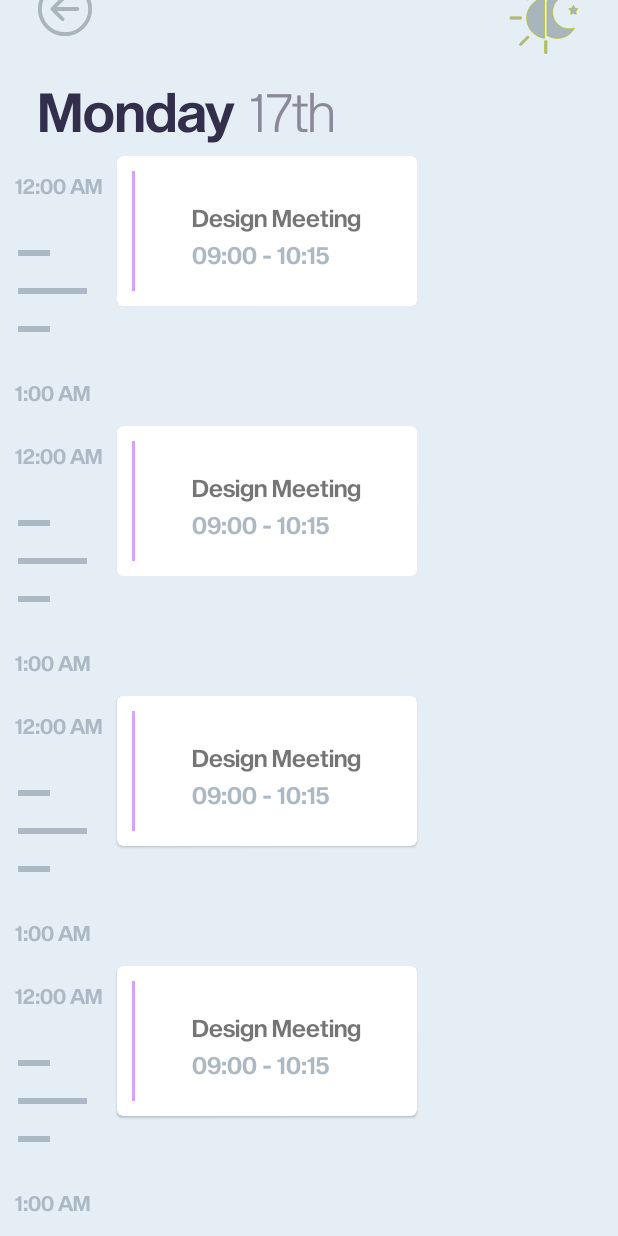
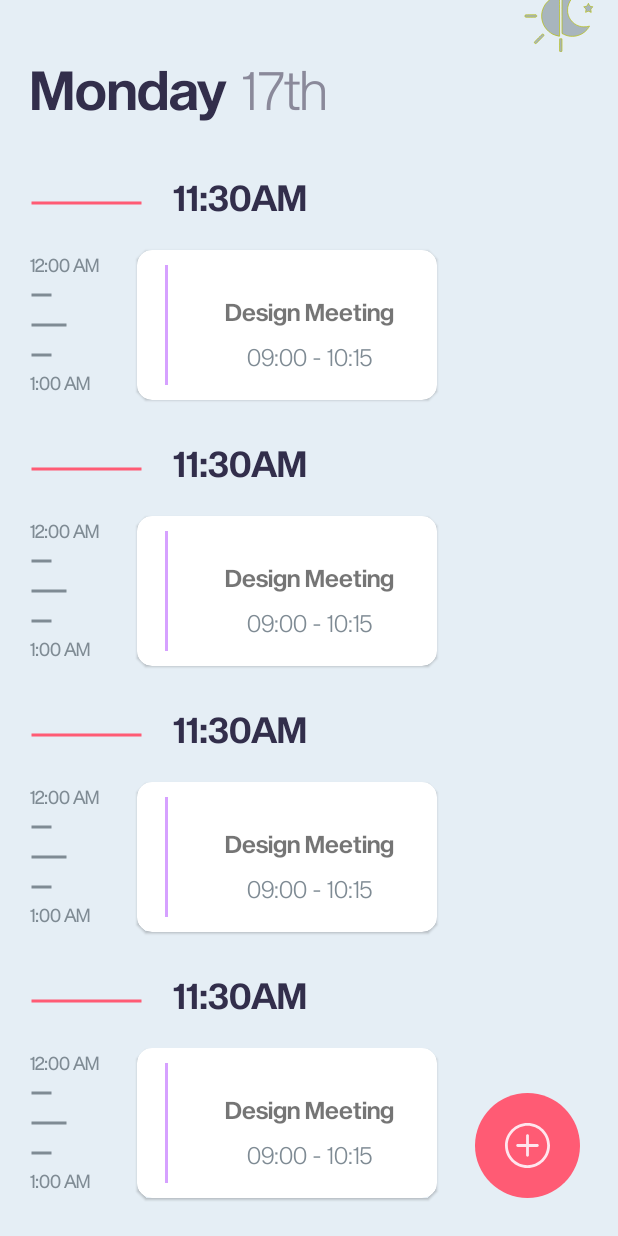
Before and after one commit to aya155/TODO-Application, an Android app: the screen it shows after launch (TabActivity), on a phone screen of 412 x 824 dp. Run offline under Robolectric (Android 15) with nearby library versions, the phone set to English and light mode, and no system bars.

Commit message:
Add ui components

```diff
--- a/app/build.gradle
+++ b/app/build.gradle
@@ -45,4 +45,5 @@ dependencies {
     testImplementation 'junit:junit:4.+'
     androidTestImplementation 'androidx.test.ext:junit:1.1.2'
     androidTestImplementation 'androidx.test.espresso:espresso-core:3.3.0'
+    implementation "com.airbnb.android:lottie:3.7.0"
 }
--- a/app/src/main/java/com/chocolate_team/todo_application/ui/activities/BaseActivity.kt
+++ b/app/src/main/java/com/chocolate_team/todo_application/ui/activities/BaseActivity.kt
@@ -1,6 +1,8 @@
 package com.chocolate_team.todo_application.ui.activities
 
 import android.os.Bundle
+import android.view.Window
+import android.view.WindowManager
 import androidx.appcompat.app.AppCompatActivity
 import androidx.viewbinding.ViewBinding
 import com.chocolate_team.todo_application.ui.BaseInterface
@@ -12,6 +14,8 @@ abstract class BaseActivity<VB : ViewBinding> : AppCompatActivity(), BaseInterfa
         set(value) = TODO()
     override fun onCreate(savedInstanceState: Bundle?) {
         super.onCreate(savedInstanceState)
+        requestWindowFeature(Window.FEATURE_NO_TITLE);
+        window.setFlags(WindowManager.LayoutParams.FLAG_FULLSCREEN, WindowManager.LayoutParams.FLAG_FULLSCREEN);
         _binding = bindingInflater(layoutInflater)
         setContentView(requireNotNull(_binding).root)
         setup()
--- a/app/src/main/java/com/chocolate_team/todo_application/ui/fragments/HomeFragment.kt
+++ b/app/src/main/java/com/chocolate_team/todo_application/ui/fragments/HomeFragment.kt
@@ -4,10 +4,11 @@ import android.view.LayoutInflater
 import androidx.recyclerview.widget.DefaultItemAnimator
 import androidx.recyclerview.widget.LinearLayoutManager
 import androidx.recyclerview.widget.RecyclerView
+import com.airbnb.lottie.LottieAnimationView
 import com.chocolate_team.todo_application.R
 import com.chocolate_team.todo_application.databinding.FragmentHomeBinding
 import com.chocolate_team.todo_application.ui.adapters.RecyclerAdapter
-import java.util.ArrayList
+import java.util.*
 
 
 class HomeFragment : BaseFragment<FragmentHomeBinding>() {
@@ -18,7 +19,6 @@ class HomeFragment : BaseFragment<FragmentHomeBinding>() {
     override fun setup() {
         //Recycler View
         val recyclerView: RecyclerView = binding!!.recycleViewItems
-
         //Data
         val dataList: MutableList<Int> = ArrayList()
         dataList.add(R.drawable.quarter_timeline)
--- /dev/null
+++ b/app/src/main/res/drawable/custom_thumb.xml
@@ -0,0 +1,22 @@
+<?xml version="1.0" encoding="utf-8"?>
+<selector
+    xmlns:android="http://schemas.android.com/apk/res/android">
+    <item android:state_checked="false">
+        <shape android:shape="oval">
+            <solid android:color="#ffffff"/>
+            <size android:width="36sp"
+                android:height="36sp"/>
+            <stroke android:width="4dp"
+                android:color="#322e4b"/>
+        </shape>
+    </item>
+    <item android:state_checked="true">
+        <shape android:shape="oval">
+            <solid android:color="#322e4b"/>
+            <size android:width="36sp"
+                android:height="36sp"/>
+            <stroke android:width="4dp"
+                android:color="#ffffff"/>
+        </shape>
+    </item>
+</selector>
--- /dev/null
+++ b/app/src/main/res/drawable/custom_track.xml
@@ -0,0 +1,19 @@
+<?xml version="1.0" encoding="utf-8"?>
+<selector xmlns:android="http://schemas.android.com/apk/res/android">
+    <item android:state_checked="false">
+        <shape android:shape="rectangle">
+            <corners android:radius="100sp" />
+            <solid android:color="#322e4b" />
+            <stroke android:color="#8c8c8c" android:width="1dp"/>
+            <size android:height="20dp" />
+        </shape>
+    </item>
+    <item android:state_checked="true">
+        <shape android:shape="rectangle">
+            <corners android:radius="100sp" />
+            <solid android:color="#ffffff" />
+            <stroke android:color="#8c8c8c" android:width="1dp"/>
+            <size android:height="20dp" />
+        </shape>
+    </item>
+</selector>
--- /dev/null
+++ b/app/src/main/res/drawable/ic_plus.xml
@@ -0,0 +1,6 @@
+<vector android:height="30dp" android:viewportHeight="512"
+    android:viewportWidth="512" android:width="30dp" xmlns:android="http://schemas.android.com/apk/res/android">
+    <path android:fillColor="#ffe6ee" android:pathData="m256,512c-141.164,0 -256,-114.836 -256,-256s114.836,-256 256,-256 256,114.836 256,256 -114.836,256 -256,256zM256,32c-123.52,0 -224,100.48 -224,224s100.48,224 224,224 224,-100.48 224,-224 -100.48,-224 -224,-224zM256,32"/>
+    <path android:fillColor="#ffe6ee" android:pathData="m368,272h-224c-8.832,0 -16,-7.168 -16,-16s7.168,-16 16,-16h224c8.832,0 16,7.168 16,16s-7.168,16 -16,16zM368,272"/>
+    <path android:fillColor="#ffe6ee" android:pathData="m256,384c-8.832,0 -16,-7.168 -16,-16v-224c0,-8.832 7.168,-16 16,-16s16,7.168 16,16v224c0,8.832 -7.168,16 -16,16zM256,384"/>
+</vector>
--- a/app/src/main/res/drawable/line_reminder.xml
+++ b/app/src/main/res/drawable/line_reminder.xml
@@ -3,7 +3,8 @@
     xmlns:android="http://schemas.android.com/apk/res/android"
     android:shape="line">
     <stroke
-        android:width="4dp"
+        android:width="2dp"
         android:color="#ff5b74" />
     <size android:height="2dp" />
+    <corners android:radius="50dp"/>
 </shape>
--- /dev/null
+++ b/app/src/main/res/drawable/new_task_button_background.xml
@@ -0,0 +1,7 @@
+<?xml version="1.0" encoding="utf-8"?>
+<shape
+    xmlns:android="http://schemas.android.com/apk/res/android"
+    android:shape="oval">
+    <solid android:color="#ff5b74"/>
+
+</shape>
--- a/app/src/main/res/drawable/quarter_timeline.xml
+++ b/app/src/main/res/drawable/quarter_timeline.xml
@@ -3,7 +3,8 @@
     xmlns:android="http://schemas.android.com/apk/res/android"
     android:shape="line">
     <stroke
-        android:width="4dp"
-        android:color="#acb9c5" />
+        android:width="2dp"
+        android:color="#7f8b94" />
     <size android:height="2dp" />
+    <corners android:radius="500dp"/>
 </shape>
--- a/app/src/main/res/layout/fragment_home.xml
+++ b/app/src/main/res/layout/fragment_home.xml
@@ -4,6 +4,7 @@
     xmlns:android="http://schemas.android.com/apk/res/android"
     xmlns:app="http://schemas.android.com/apk/res-auto"
     xmlns:tools="http://schemas.android.com/tools"
+    android:layout_margin="10dp"
     android:layout_width="match_parent"
     android:layout_height="match_parent"
     android:background="#E5EEF5">
@@ -12,42 +13,36 @@
         android:layout_height="match_parent"
         android:scrollbars="vertical"
         app:layout_constraintTop_toTopOf="parent"
-        app:layout_constraintBottom_toBottomOf="parent"
+        app:layout_constraintBottom_toTopOf="@id/newTaskButton"
         app:layout_constraintStart_toStartOf="parent"
         app:layout_constraintEnd_toEndOf="parent">
         <androidx.constraintlayout.widget.ConstraintLayout
             android:id="@+id/firstConstraint"
             android:layout_width="match_parent"
             android:layout_height="wrap_content">
-            <androidx.constraintlayout.widget.ConstraintLayout
-                android:id="@+id/secondConstraint"
-                android:layout_width="match_parent"
-                android:layout_height="match_parent"
-                app:layout_constraintStart_toStartOf="parent"
-                app:layout_constraintTop_toTopOf="parent"
-                app:layout_constraintBottom_toTopOf="@id/recycleViewItems"
-                app:layout_constraintEnd_toEndOf="parent">
-
-                <ImageButton
-                    android:id="@+id/backButton"
-                    android:layout_width="wrap_content"
-                    android:layout_height="wrap_content"
-                    android:background="#00ffffff"
-                    android:layout_margin="25dp"
-                    android:src="@drawable/ic_back_button"
-                    app:layout_constraintStart_toStartOf="parent"
-                    app:layout_constraintTop_toTopOf="parent" />
 
 
+<!--            <androidx.appcompat.widget.SwitchCompat-->
+<!--                android:id="@+id/lightDarkImage"-->
+<!--                android:layout_width="80dp"-->
+<!--                app:showText="false"-->
+<!--                android:textSize="20sp"-->
+<!--                android:layout_margin="15dp"-->
+<!--                android:fontFamily="@font/sequel_sans_semi_bold_disp"-->
+<!--                app:track="@drawable/custom_track"-->
+<!--                android:thumb="@drawable/custom_thumb"-->
+<!--                android:layout_height="30sp"-->
+<!--                app:layout_constraintEnd_toEndOf="parent"-->
+<!--                app:layout_constraintTop_toTopOf="parent" />-->
                 <ImageButton
                     android:id="@+id/lightDarkImage"
                     android:layout_width="wrap_content"
                     android:layout_height="wrap_content"
                     android:background="#00ffffff"
-                    android:layout_marginEnd="25dp"
+                    android:layout_margin="15dp"
                     android:src="@drawable/ic_light_dark_mode"
                     app:layout_constraintEnd_toEndOf="parent"
-                    app:layout_constraintTop_toTopOf="@+id/backButton" />
+                    app:layout_constraintTop_toTopOf="parent" />
 
                 <TextView
                     android:id="@+id/dayText"
@@ -58,9 +53,9 @@
                     android:textAllCaps="false"
                     android:textColor="#322e4b"
                     android:textSize="36sp"
-                    android:layout_margin="25dp"
+                    android:layout_marginStart="20dp"
                     app:layout_constraintStart_toStartOf="parent"
-                    app:layout_constraintTop_toBottomOf="@+id/backButton" />
+                    app:layout_constraintTop_toBottomOf="@id/lightDarkImage" />
 
                 <TextView
                     android:id="@+id/dayDateText"
@@ -73,22 +68,32 @@
                     android:layout_marginStart="10dp"
                     app:layout_constraintStart_toEndOf="@+id/dayText"
                     app:layout_constraintTop_toTopOf="@+id/dayText" />
-            </androidx.constraintlayout.widget.ConstraintLayout>
-
 
             <androidx.recyclerview.widget.RecyclerView
                 android:id="@+id/recycleViewItems"
                 android:layout_width="match_parent"
                 android:layout_height="wrap_content"
                 android:scrollbars="none"
-                app:layout_constraintTop_toBottomOf="@id/secondConstraint"
-                app:layout_constraintStart_toStartOf="@id/secondConstraint"
+                android:layout_marginStart="20dp"
+                android:layout_marginTop="25dp"
+                app:layout_constraintTop_toBottomOf="@id/dayText"
+                app:layout_constraintStart_toStartOf="@id/dayText"
                 app:layout_constraintBottom_toBottomOf="parent"
-                app:layout_constraintEnd_toEndOf="@id/secondConstraint"/>
+                app:layout_constraintEnd_toEndOf="parent"/>
 
         </androidx.constraintlayout.widget.ConstraintLayout>
 
 
     </ScrollView>
+    <ImageButton
+        android:id="@+id/newTaskButton"
+        android:layout_width="wrap_content"
+        android:layout_height="wrap_content"
+        android:background="@drawable/new_task_button_background"
+        android:src="@drawable/ic_plus"
+        app:layout_constraintEnd_toEndOf="parent"
+        app:layout_constraintBottom_toBottomOf="parent"
+        android:padding="20dp"
+        android:layout_margin="25dp"/>
 
 </androidx.constraintlayout.widget.ConstraintLayout>
--- a/app/src/main/res/layout/item_reminder.xml
+++ /dev/null
@@ -1,27 +0,0 @@
-<?xml version="1.0" encoding="utf-8"?>
-<androidx.constraintlayout.widget.ConstraintLayout xmlns:android="http://schemas.android.com/apk/res/android"
-    android:layout_width="match_parent"
-    android:layout_height="match_parent"
-    xmlns:app="http://schemas.android.com/apk/res-auto">
-
-    <View
-        android:id="@+id/lineReminder"
-        android:layout_width="75dp"
-        android:layout_height="25dp"
-        android:layout_margin="6dp"
-        android:background="@drawable/line_reminder"
-        app:layout_constraintStart_toStartOf="parent"
-        app:layout_constraintTop_toTopOf="@id/timeReminder"/>
-
-    <TextView
-        android:id="@+id/timeReminder"
-        android:layout_width="wrap_content"
-        android:layout_height="wrap_content"
-        android:fontFamily="@font/sequel_sans_semi_bold_disp"
-        android:text="11:30AM"
-        android:textColor="#322e4b"
-        android:textSize="24sp"
-        android:layout_margin="25dp"
-        app:layout_constraintStart_toEndOf="@id/lineReminder"
-        app:layout_constraintTop_toTopOf="@id/lineReminder"/>
-</androidx.constraintlayout.widget.ConstraintLayout>
--- a/app/src/main/res/layout/item_row.xml
+++ b/app/src/main/res/layout/item_row.xml
@@ -9,41 +9,61 @@
         android:layout_width="match_parent"
         android:layout_height="match_parent">
 
+        <View
+            android:id="@+id/lineReminder"
+            android:layout_width="75dp"
+            android:layout_height="25dp"
+            android:layout_marginTop="8dp"
+            android:background="@drawable/line_reminder"
+            app:layout_constraintStart_toStartOf="parent"
+            app:layout_constraintTop_toTopOf="@id/timeReminder"/>
 
+        <TextView
+            android:id="@+id/timeReminder"
+            android:layout_width="wrap_content"
+            android:layout_height="wrap_content"
+            android:fontFamily="@font/sequel_sans_semi_bold_disp"
+            android:text="11:30AM"
+            android:textColor="#322e4b"
+            android:textSize="24sp"
+            android:layout_margin="20dp"
+            app:layout_constraintStart_toEndOf="@id/lineReminder"
+            app:layout_constraintTop_toTopOf="@id/lineReminder"/>
 
         <TextView
             android:id="@+id/tvTime"
             android:layout_width="wrap_content"
             android:layout_height="wrap_content"
-            android:padding="10dp"
             android:text="12:00 AM"
-            android:textColor="#acb9c5"
-            android:fontFamily="@font/sequel_sans_semi_bold_disp"
-            app:layout_constraintTop_toTopOf="parent"
+            android:textColor="#7f8b94"
+            android:layout_marginTop="20dp"
+            android:textSize="12sp"
+            android:textStyle="bold"
+            android:fontFamily="@font/sequel_sans_light_disp"
+            app:layout_constraintTop_toBottomOf="@id/lineReminder"
             app:layout_constraintStart_toStartOf="parent"
             app:layout_constraintBottom_toTopOf="@id/quarterTimeline"/>
 
 
         <View
             android:id="@+id/quarterTimeline"
-            android:layout_width="25dp"
-            android:layout_height="25dp"
-            android:layout_margin="10dp"
+            android:layout_width="15dp"
+            android:layout_height="20dp"
             android:background="@drawable/quarter_timeline"
             app:layout_constraintStart_toStartOf="@id/tvTime"
             app:layout_constraintTop_toBottomOf="@id/tvTime"/>
         <View
             android:id="@+id/halfTimeline"
-            android:layout_width="50dp"
-            android:layout_height="25dp"
+            android:layout_width="25dp"
+            android:layout_height="20dp"
             android:background="@drawable/quarter_timeline"
             app:layout_constraintStart_toStartOf="@id/quarterTimeline"
             app:layout_constraintTop_toBottomOf="@id/quarterTimeline"/>
 
         <View
             android:id="@+id/halfQuarterTimeline"
-            android:layout_width="25dp"
-            android:layout_height="25dp"
+            android:layout_width="15dp"
+            android:layout_height="20dp"
             android:background="@drawable/quarter_timeline"
             app:layout_constraintStart_toStartOf="@id/halfTimeline"
             app:layout_constraintTop_toBottomOf="@id/halfTimeline"/>
@@ -52,11 +72,11 @@
             android:id="@+id/tvTime2"
             android:layout_width="wrap_content"
             android:layout_height="wrap_content"
-            android:padding="10dp"
-            android:layout_marginTop="10dp"
             android:text="1:00 AM"
-            android:fontFamily="@font/sequel_sans_semi_bold_disp"
-            android:textColor="#acb9c5"
+            android:fontFamily="@font/sequel_sans_light_disp"
+            android:textColor="#7f8b94"
+            android:textSize="12sp"
+            android:textStyle="bold"
             app:layout_constraintStart_toStartOf="parent"
             app:layout_constraintTop_toBottomOf="@id/halfQuarterTimeline"/>
 
@@ -65,8 +85,11 @@
             android:layout_width="200dp"
             android:layout_height="100dp"
             android:background="@color/white"
+            android:layout_margin="25dp"
+            app:cardCornerRadius="10dp"
             app:layout_constraintTop_toTopOf="@id/tvTime"
-            app:layout_constraintStart_toEndOf="@id/tvTime">
+            app:layout_constraintStart_toEndOf="@id/tvTime"
+            app:layout_constraintBottom_toBottomOf="@id/tvTime2">
             <androidx.constraintlayout.widget.ConstraintLayout
                 android:layout_width="match_parent"
                 android:layout_height="match_parent">
@@ -90,16 +113,20 @@
                     android:layout_margin="10dp"
                     app:layout_constraintStart_toStartOf="parent"
                     app:layout_constraintTop_toTopOf="parent"
-                    app:layout_constraintBottom_toBottomOf="parent"/>
+                    app:layout_constraintBottom_toBottomOf="parent"
+                    app:layout_constraintEnd_toStartOf="@id/cardTitle"/>
                 <TextView
+                    android:id="@+id/taskTime"
                     android:layout_width="wrap_content"
                     android:layout_height="wrap_content"
                     android:text="09:00 - 10:15"
-                    android:textColor="#acb9c5"
+                    android:textColor="#7f8b94"
                     android:textSize="16dp"
-                    android:fontFamily="@font/sequel_sans_semi_bold_disp"
+                    android:fontFamily="@font/sequel_sans_light_disp"
                     app:layout_constraintTop_toBottomOf="@id/cardTitle"
-                    app:layout_constraintStart_toStartOf="@id/cardTitle"/>
+                    app:layout_constraintStart_toStartOf="@id/cardTitle"
+                    app:layout_constraintBottom_toBottomOf="@id/lineNoReminder"
+                    app:layout_constraintEnd_toEndOf="@id/cardTitle"/>
             </androidx.constraintlayout.widget.ConstraintLayout>
 
 
```
Also changed, not shown: app/src/main/res/raw/light_dark_mode_button.json (added, +1 -0 lines), app/src/main/res/raw/lightdark.json (added, +1 -0 lines), app/src/main/res/font/sequel_sans_book_disp.ttf (added).
